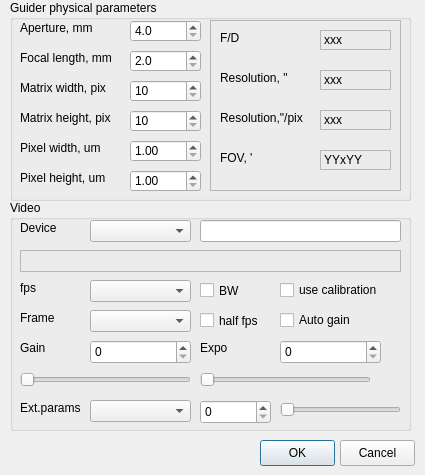
First picture: the form in lin_guider/ui/setup_video.ui, repository rumengb/lin_guider, before the edit.
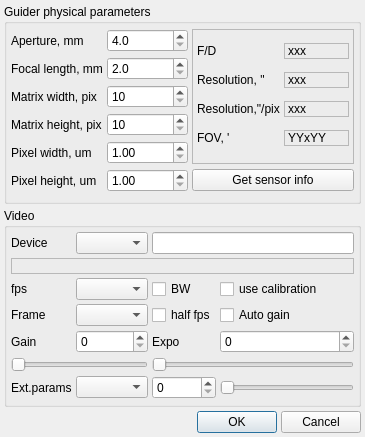
Second picture: the form after the edit.

```diff
--- a/lin_guider/ui/setup_video.ui
+++ b/lin_guider/ui/setup_video.ui
@@ -6,699 +6,498 @@
    <rect>
     <x>0</x>
     <y>0</y>
-    <width>425</width>
-    <height>475</height>
+    <width>365</width>
+    <height>437</height>
    </rect>
   </property>
   <property name="minimumSize">
    <size>
-    <width>425</width>
-    <height>475</height>
+    <width>0</width>
+    <height>0</height>
    </size>
   </property>
   <property name="maximumSize">
    <size>
-    <width>425</width>
-    <height>475</height>
+    <width>16777215</width>
+    <height>16777215</height>
    </size>
   </property>
   <property name="windowTitle">
    <string>setup_video</string>
   </property>
-  <widget class="QGroupBox" name="groupBox_CCD">
-   <property name="geometry">
-    <rect>
-     <x>10</x>
-     <y>0</y>
-     <width>401</width>
-     <height>201</height>
-    </rect>
+  <layout class="QGridLayout" name="gridLayout">
+   <property name="margin">
+    <number>4</number>
    </property>
-   <property name="title">
-    <string>Guider physical parameters</string>
+   <property name="spacing">
+    <number>4</number>
    </property>
-   <property name="alignment">
-    <set>Qt::AlignLeading</set>
-   </property>
-   <widget class="QLabel" name="l_1">
-    <property name="geometry">
-     <rect>
-      <x>10</x>
-      <y>20</y>
-      <width>111</width>
-      <height>16</height>
-     </rect>
-    </property>
-    <property name="text">
-     <string>Aperture, mm</string>
-    </property>
-   </widget>
-   <widget class="QLabel" name="l_2">
-    <property name="geometry">
-     <rect>
-      <x>10</x>
-      <y>50</y>
-      <width>111</width>
-      <height>16</height>
-     </rect>
-    </property>
-    <property name="text">
-     <string>Focal length, mm</string>
-    </property>
-   </widget>
-   <widget class="QSpinBox" name="spinBox_CCD_Width">
-    <property name="geometry">
-     <rect>
-      <x>120</x>
-      <y>80</y>
-      <width>71</width>
-      <height>22</height>
-     </rect>
-    </property>
-    <property name="minimum">
-     <number>10</number>
-    </property>
-    <property name="maximum">
-     <number>2048</number>
-    </property>
-    <property name="singleStep">
-     <number>1</number>
-    </property>
-   </widget>
-   <widget class="QLabel" name="l_3">
-    <property name="geometry">
-     <rect>
-      <x>10</x>
-      <y>80</y>
-      <width>111</width>
-      <height>16</height>
-     </rect>
-    </property>
-    <property name="text">
-     <string>Matrix width, pix</string>
-    </property>
-   </widget>
-   <widget class="QSpinBox" name="spinBox_CCD_Height">
-    <property name="geometry">
-     <rect>
-      <x>120</x>
-      <y>110</y>
-      <width>71</width>
-      <height>22</height>
-     </rect>
-    </property>
-    <property name="minimum">
-     <number>10</number>
-    </property>
-    <property name="maximum">
-     <number>2048</number>
-    </property>
-   </widget>
-   <widget class="QLabel" name="l_4">
-    <property name="geometry">
-     <rect>
-      <x>10</x>
-      <y>110</y>
-      <width>111</width>
-      <height>16</height>
-     </rect>
-    </property>
-    <property name="text">
-     <string>Matrix height, pix</string>
-    </property>
-   </widget>
-   <widget class="QLabel" name="l_5">
-    <property name="geometry">
-     <rect>
-      <x>10</x>
-      <y>140</y>
-      <width>111</width>
-      <height>16</height>
-     </rect>
-    </property>
-    <property name="text">
-     <string>Pixel width, um</string>
-    </property>
-   </widget>
-   <widget class="QLabel" name="l_6">
-    <property name="geometry">
-     <rect>
-      <x>10</x>
-      <y>170</y>
-      <width>111</width>
-      <height>16</height>
-     </rect>
-    </property>
-    <property name="text">
-     <string>Pixel height, um</string>
-    </property>
-   </widget>
-   <widget class="QFrame" name="frame">
-    <property name="geometry">
-     <rect>
-      <x>200</x>
-      <y>20</y>
-      <width>191</width>
-      <height>171</height>
-     </rect>
-    </property>
-    <property name="frameShape">
-     <enum>QFrame::StyledPanel</enum>
-    </property>
-    <property name="frameShadow">
-     <enum>QFrame::Raised</enum>
-    </property>
-    <widget class="QLabel" name="ll_1">
-     <property name="geometry">
-      <rect>
-       <x>10</x>
-       <y>10</y>
-       <width>91</width>
-       <height>16</height>
-      </rect>
-     </property>
+   <item row="2" column="1">
+    <widget class="QPushButton" name="pushButton_OK">
      <property name="text">
-      <string>F/D</string>
+      <string>OK</string>
      </property>
     </widget>
-    <widget class="QLabel" name="ll_2">
-     <property name="geometry">
-      <rect>
-       <x>10</x>
-       <y>50</y>
-       <width>91</width>
-       <height>16</height>
-      </rect>
-     </property>
+   </item>
+   <item row="2" column="2">
+    <widget class="QPushButton" name="pushButton_Cancel">
      <property name="text">
-      <string>Resolution, &quot;</string>
+      <string>Cancel</string>
      </property>
     </widget>
-    <widget class="QLabel" name="ll_3">
-     <property name="geometry">
-      <rect>
-       <x>10</x>
-       <y>90</y>
-       <width>101</width>
-       <height>16</height>
-      </rect>
+   </item>
+   <item row="2" column="0">
+    <spacer name="horizontalSpacer">
+     <property name="orientation">
+      <enum>Qt::Horizontal</enum>
      </property>
-     <property name="text">
-      <string>Resolution,&quot;/pix</string>
-     </property>
-    </widget>
-    <widget class="QLabel" name="ll_4">
-     <property name="geometry">
-      <rect>
-       <x>10</x>
-       <y>130</y>
-       <width>91</width>
-       <height>16</height>
-      </rect>
-     </property>
-     <property name="text">
-      <string>FOV, '</string>
-     </property>
-    </widget>
-    <widget class="QLabel" name="l_FbyD">
-     <property name="geometry">
-      <rect>
-       <x>110</x>
-       <y>10</y>
-       <width>71</width>
+     <property name="sizeHint" stdset="0">
+      <size>
+       <width>40</width>
        <height>20</height>
-      </rect>
+      </size>
      </property>
-     <property name="frameShape">
-      <enum>QFrame::StyledPanel</enum>
+    </spacer>
+   </item>
+   <item row="1" column="0" colspan="3">
+    <widget class="QGroupBox" name="groupBox_Video">
+     <property name="title">
+      <string>Video</string>
      </property>
-     <property name="frameShadow">
-      <enum>QFrame::Sunken</enum>
-     </property>
-     <property name="text">
-      <string>xxx</string>
-     </property>
-     <property name="alignment">
-      <set>Qt::AlignLeading|Qt::AlignLeft|Qt::AlignVCenter</set>
-     </property>
+     <layout class="QGridLayout" name="gridLayout_3">
+      <property name="margin">
+       <number>4</number>
+      </property>
+      <property name="spacing">
+       <number>4</number>
+      </property>
+      <item row="0" column="0">
+       <widget class="QLabel" name="l_9">
+        <property name="text">
+         <string>Device</string>
+        </property>
+       </widget>
+      </item>
+      <item row="0" column="1">
+       <widget class="QComboBox" name="comboBox_DeviceList"/>
+      </item>
+      <item row="0" column="2" colspan="2">
+       <widget class="QLineEdit" name="lineEdit_VideoDevice">
+        <property name="maxLength">
+         <number>63</number>
+        </property>
+       </widget>
+      </item>
+      <item row="1" column="0" colspan="4">
+       <widget class="QLabel" name="label_Information">
+        <property name="sizePolicy">
+         <sizepolicy hsizetype="Preferred" vsizetype="Maximum">
+          <horstretch>0</horstretch>
+          <verstretch>0</verstretch>
+         </sizepolicy>
+        </property>
+        <property name="frameShape">
+         <enum>QFrame::StyledPanel</enum>
+        </property>
+        <property name="frameShadow">
+         <enum>QFrame::Sunken</enum>
+        </property>
+        <property name="openExternalLinks">
+         <bool>true</bool>
+        </property>
+       </widget>
+      </item>
+      <item row="2" column="0">
+       <widget class="QLabel" name="l_7">
+        <property name="text">
+         <string>fps</string>
+        </property>
+       </widget>
+      </item>
+      <item row="2" column="1">
+       <widget class="QComboBox" name="comboBox_FPS"/>
+      </item>
+      <item row="2" column="2">
+       <widget class="QCheckBox" name="checkBox_BW">
+        <property name="text">
+         <string>BW</string>
+        </property>
+       </widget>
+      </item>
+      <item row="2" column="3">
+       <widget class="QCheckBox" name="checkBox_UseCalibration">
+        <property name="text">
+         <string>use calibration</string>
+        </property>
+       </widget>
+      </item>
+      <item row="3" column="0">
+       <widget class="QLabel" name="l_8">
+        <property name="text">
+         <string>Frame</string>
+        </property>
+       </widget>
+      </item>
+      <item row="3" column="1">
+       <widget class="QComboBox" name="comboBox_FrameSize"/>
+      </item>
+      <item row="3" column="2">
+       <widget class="QCheckBox" name="checkBox_HalfOutFPS">
+        <property name="text">
+         <string>half fps</string>
+        </property>
+       </widget>
+      </item>
+      <item row="3" column="3">
+       <widget class="QCheckBox" name="checkBox_AutoGain">
+        <property name="text">
+         <string>Auto gain</string>
+        </property>
+       </widget>
+      </item>
+      <item row="4" column="0">
+       <widget class="QLabel" name="label_Gain">
+        <property name="text">
+         <string>Gain</string>
+        </property>
+       </widget>
+      </item>
+      <item row="4" column="1">
+       <widget class="QSpinBox" name="spinBox_Gain"/>
+      </item>
+      <item row="4" column="2">
+       <widget class="QLabel" name="label_Expo">
+        <property name="text">
+         <string>Expo</string>
+        </property>
+       </widget>
+      </item>
+      <item row="4" column="3">
+       <widget class="QSpinBox" name="spinBox_Expo"/>
+      </item>
+      <item row="5" column="0" colspan="2">
+       <widget class="QSlider" name="horizontalSlider_Gain">
+        <property name="orientation">
+         <enum>Qt::Horizontal</enum>
+        </property>
+       </widget>
+      </item>
+      <item row="5" column="2" colspan="2">
+       <widget class="QSlider" name="horizontalSlider_Expo">
+        <property name="orientation">
+         <enum>Qt::Horizontal</enum>
+        </property>
+       </widget>
+      </item>
+      <item row="6" column="0">
+       <widget class="QLabel" name="label_ExtParams">
+        <property name="text">
+         <string>Ext.params</string>
+        </property>
+       </widget>
+      </item>
+      <item row="6" column="1">
+       <widget class="QComboBox" name="comboBox_ExtParamList"/>
+      </item>
+      <item row="6" column="2">
+       <widget class="QSpinBox" name="spinBox_ExtValue"/>
+      </item>
+      <item row="6" column="3">
+       <widget class="QSlider" name="horizontalSlider_ExtValue">
+        <property name="orientation">
+         <enum>Qt::Horizontal</enum>
+        </property>
+       </widget>
+      </item>
+     </layout>
     </widget>
-    <widget class="QLabel" name="l_FOV">
-     <property name="geometry">
-      <rect>
-       <x>110</x>
-       <y>130</y>
-       <width>71</width>
-       <height>20</height>
-      </rect>
+   </item>
+   <item row="0" column="0" colspan="3">
+    <widget class="QGroupBox" name="groupBox_CCD">
+     <property name="title">
+      <string>Guider physical parameters</string>
      </property>
-     <property name="frameShape">
-      <enum>QFrame::StyledPanel</enum>
-     </property>
-     <property name="frameShadow">
-      <enum>QFrame::Sunken</enum>
-     </property>
-     <property name="text">
-      <string>YYxYY</string>
-     </property>
      <property name="alignment">
-      <set>Qt::AlignLeading|Qt::AlignLeft|Qt::AlignVCenter</set>
+      <set>Qt::AlignLeading</set>
      </property>
+     <layout class="QGridLayout" name="gridLayout_2">
+      <property name="margin">
+       <number>4</number>
+      </property>
+      <property name="spacing">
+       <number>4</number>
+      </property>
+      <item row="1" column="1">
+       <widget class="QDoubleSpinBox" name="spinBox_Focal">
+        <property name="decimals">
+         <number>1</number>
+        </property>
+        <property name="minimum">
+         <double>2.000000000000000</double>
+        </property>
+        <property name="maximum">
+         <double>100000.000000000000000</double>
+        </property>
+       </widget>
+      </item>
+      <item row="2" column="0">
+       <widget class="QLabel" name="l_3">
+        <property name="text">
+         <string>Matrix width, pix</string>
+        </property>
+       </widget>
+      </item>
+      <item row="2" column="1">
+       <widget class="QSpinBox" name="spinBox_CCD_Width">
+        <property name="minimum">
+         <number>10</number>
+        </property>
+        <property name="maximum">
+         <number>2048</number>
+        </property>
+        <property name="singleStep">
+         <number>1</number>
+        </property>
+       </widget>
+      </item>
+      <item row="3" column="0">
+       <widget class="QLabel" name="l_4">
+        <property name="text">
+         <string>Matrix height, pix</string>
+        </property>
+       </widget>
+      </item>
+      <item row="3" column="1">
+       <widget class="QSpinBox" name="spinBox_CCD_Height">
+        <property name="minimum">
+         <number>10</number>
+        </property>
+        <property name="maximum">
+         <number>2048</number>
+        </property>
+       </widget>
+      </item>
+      <item row="4" column="0">
+       <widget class="QLabel" name="l_5">
+        <property name="text">
+         <string>Pixel width, um</string>
+        </property>
+       </widget>
+      </item>
+      <item row="5" column="1">
+       <widget class="QDoubleSpinBox" name="spinBox_PixelHeight">
+        <property name="decimals">
+         <number>2</number>
+        </property>
+        <property name="minimum">
+         <double>1.000000000000000</double>
+        </property>
+        <property name="singleStep">
+         <double>0.050000000000000</double>
+        </property>
+       </widget>
+      </item>
+      <item row="4" column="1">
+       <widget class="QDoubleSpinBox" name="spinBox_PixelWidth">
+        <property name="decimals">
+         <number>2</number>
+        </property>
+        <property name="minimum">
+         <double>1.000000000000000</double>
+        </property>
+        <property name="maximum">
+         <double>100.000000000000000</double>
+        </property>
+        <property name="singleStep">
+         <double>0.050000000000000</double>
+        </property>
+       </widget>
+      </item>
+      <item row="0" column="0">
+       <widget class="QLabel" name="l_1">
+        <property name="text">
+         <string>Aperture, mm</string>
+        </property>
+       </widget>
+      </item>
+      <item row="0" column="1">
+       <widget class="QDoubleSpinBox" name="spinBox_Aperture">
+        <property name="decimals">
+         <number>1</number>
+        </property>
+        <property name="minimum">
+         <double>4.000000000000000</double>
+        </property>
+        <property name="maximum">
+         <double>10000.000000000000000</double>
+        </property>
+       </widget>
+      </item>
+      <item row="1" column="0">
+       <widget class="QLabel" name="l_2">
+        <property name="text">
+         <string>Focal length, mm</string>
+        </property>
+       </widget>
+      </item>
+      <item row="5" column="0">
+       <widget class="QLabel" name="l_6">
+        <property name="text">
+         <string>Pixel height, um</string>
+        </property>
+       </widget>
+      </item>
+      <item row="0" column="2" rowspan="5" colspan="2">
+       <widget class="QFrame" name="frame">
+        <property name="sizePolicy">
+         <sizepolicy hsizetype="Expanding" vsizetype="Preferred">
+          <horstretch>0</horstretch>
+          <verstretch>0</verstretch>
+         </sizepolicy>
+        </property>
+        <property name="frameShape">
+         <enum>QFrame::StyledPanel</enum>
+        </property>
+        <property name="frameShadow">
+         <enum>QFrame::Raised</enum>
+        </property>
+        <layout class="QGridLayout" name="gridLayout_4">
+         <property name="margin">
+          <number>4</number>
+         </property>
+         <property name="spacing">
+          <number>4</number>
+         </property>
+         <item row="0" column="0">
+          <widget class="QLabel" name="ll_1">
+           <property name="text">
+            <string>F/D</string>
+           </property>
+          </widget>
+         </item>
+         <item row="0" column="1">
+          <widget class="QLabel" name="l_FbyD">
+           <property name="sizePolicy">
+            <sizepolicy hsizetype="Preferred" vsizetype="Maximum">
+             <horstretch>0</horstretch>
+             <verstretch>0</verstretch>
+            </sizepolicy>
+           </property>
+           <property name="frameShape">
+            <enum>QFrame::StyledPanel</enum>
+           </property>
+           <property name="frameShadow">
+            <enum>QFrame::Sunken</enum>
+           </property>
+           <property name="text">
+            <string>xxx</string>
+           </property>
+           <property name="alignment">
+            <set>Qt::AlignLeading|Qt::AlignLeft|Qt::AlignVCenter</set>
+           </property>
+          </widget>
+         </item>
+         <item row="1" column="0">
+          <widget class="QLabel" name="ll_2">
+           <property name="text">
+            <string>Resolution, &quot;</string>
+           </property>
+          </widget>
+         </item>
+         <item row="1" column="1">
+          <widget class="QLabel" name="l_Resolution">
+           <property name="sizePolicy">
+            <sizepolicy hsizetype="Preferred" vsizetype="Maximum">
+             <horstretch>0</horstretch>
+             <verstretch>0</verstretch>
+            </sizepolicy>
+           </property>
+           <property name="frameShape">
+            <enum>QFrame::StyledPanel</enum>
+           </property>
+           <property name="frameShadow">
+            <enum>QFrame::Sunken</enum>
+           </property>
+           <property name="text">
+            <string>xxx</string>
+           </property>
+           <property name="alignment">
+            <set>Qt::AlignLeading|Qt::AlignLeft|Qt::AlignVCenter</set>
+           </property>
+          </widget>
+         </item>
+         <item row="2" column="0">
+          <widget class="QLabel" name="ll_3">
+           <property name="text">
+            <string>Resolution,&quot;/pix</string>
+           </property>
+          </widget>
+         </item>
+         <item row="2" column="1">
+          <widget class="QLabel" name="l_PixResolution">
+           <property name="sizePolicy">
+            <sizepolicy hsizetype="Preferred" vsizetype="Maximum">
+             <horstretch>0</horstretch>
+             <verstretch>0</verstretch>
+            </sizepolicy>
+           </property>
+           <property name="frameShape">
+            <enum>QFrame::StyledPanel</enum>
+           </property>
+           <property name="frameShadow">
+            <enum>QFrame::Sunken</enum>
+           </property>
+           <property name="text">
+            <string>xxx</string>
+           </property>
+           <property name="alignment">
+            <set>Qt::AlignLeading|Qt::AlignLeft|Qt::AlignVCenter</set>
+           </property>
+          </widget>
+         </item>
+         <item row="3" column="0">
+          <widget class="QLabel" name="ll_4">
+           <property name="text">
+            <string>FOV, '</string>
+           </property>
+          </widget>
+         </item>
+         <item row="3" column="1">
+          <widget class="QLabel" name="l_FOV">
+           <property name="sizePolicy">
+            <sizepolicy hsizetype="Preferred" vsizetype="Maximum">
+             <horstretch>0</horstretch>
+             <verstretch>0</verstretch>
+            </sizepolicy>
+           </property>
+           <property name="frameShape">
+            <enum>QFrame::StyledPanel</enum>
+           </property>
+           <property name="frameShadow">
+            <enum>QFrame::Sunken</enum>
+           </property>
+           <property name="text">
+            <string>YYxYY</string>
+           </property>
+           <property name="alignment">
+            <set>Qt::AlignLeading|Qt::AlignLeft|Qt::AlignVCenter</set>
+           </property>
+          </widget>
+         </item>
+        </layout>
+       </widget>
+      </item>
+      <item row="5" column="2" colspan="2">
+       <widget class="QPushButton" name="pushButton_GetSensorInfo">
+        <property name="text">
+         <string>Get sensor info</string>
+        </property>
+       </widget>
+      </item>
+     </layout>
     </widget>
-    <widget class="QLabel" name="l_Resolution">
-     <property name="geometry">
-      <rect>
-       <x>110</x>
-       <y>50</y>
-       <width>71</width>
-       <height>20</height>
-      </rect>
-     </property>
-     <property name="frameShape">
-      <enum>QFrame::StyledPanel</enum>
-     </property>
-     <property name="frameShadow">
-      <enum>QFrame::Sunken</enum>
-     </property>
-     <property name="text">
-      <string>xxx</string>
-     </property>
-     <property name="alignment">
-      <set>Qt::AlignLeading|Qt::AlignLeft|Qt::AlignVCenter</set>
-     </property>
-    </widget>
-    <widget class="QLabel" name="l_PixResolution">
-     <property name="geometry">
-      <rect>
-       <x>110</x>
-       <y>90</y>
-       <width>71</width>
-       <height>20</height>
-      </rect>
-     </property>
-     <property name="frameShape">
-      <enum>QFrame::StyledPanel</enum>
-     </property>
-     <property name="frameShadow">
-      <enum>QFrame::Sunken</enum>
-     </property>
-     <property name="text">
-      <string>xxx</string>
-     </property>
-     <property name="alignment">
-      <set>Qt::AlignLeading|Qt::AlignLeft|Qt::AlignVCenter</set>
-     </property>
-    </widget>
-   </widget>
-   <widget class="QDoubleSpinBox" name="spinBox_Aperture">
-    <property name="geometry">
-     <rect>
-      <x>120</x>
-      <y>20</y>
-      <width>71</width>
-      <height>22</height>
-     </rect>
-    </property>
-    <property name="decimals">
-     <number>1</number>
-    </property>
-    <property name="minimum">
-     <double>4.000000000000000</double>
-    </property>
-    <property name="maximum">
-     <double>10000.000000000000000</double>
-    </property>
-   </widget>
-   <widget class="QDoubleSpinBox" name="spinBox_Focal">
-    <property name="geometry">
-     <rect>
-      <x>120</x>
-      <y>50</y>
-      <width>71</width>
-      <height>22</height>
-     </rect>
-    </property>
-    <property name="decimals">
-     <number>1</number>
-    </property>
-    <property name="minimum">
-     <double>2.000000000000000</double>
-    </property>
-    <property name="maximum">
-     <double>100000.000000000000000</double>
-    </property>
-   </widget>
-   <widget class="QDoubleSpinBox" name="spinBox_PixelWidth">
-    <property name="geometry">
-     <rect>
-      <x>120</x>
-      <y>140</y>
-      <width>71</width>
-      <height>22</height>
-     </rect>
-    </property>
-    <property name="decimals">
-     <number>2</number>
-    </property>
-    <property name="minimum">
-     <double>1.000000000000000</double>
-    </property>
-    <property name="maximum">
-     <double>100.000000000000000</double>
-    </property>
-    <property name="singleStep">
-     <double>0.050000000000000</double>
-    </property>
-   </widget>
-   <widget class="QDoubleSpinBox" name="spinBox_PixelHeight">
-    <property name="geometry">
-     <rect>
-      <x>120</x>
-      <y>170</y>
-      <width>71</width>
-      <height>22</height>
-     </rect>
-    </property>
-    <property name="decimals">
-     <number>2</number>
-    </property>
-    <property name="minimum">
-     <double>1.000000000000000</double>
-    </property>
-    <property name="singleStep">
-     <double>0.050000000000000</double>
-    </property>
-   </widget>
-  </widget>
-  <widget class="QGroupBox" name="groupBox_Video">
-   <property name="geometry">
-    <rect>
-     <x>10</x>
-     <y>200</y>
-     <width>401</width>
-     <height>231</height>
-    </rect>
-   </property>
-   <property name="title">
-    <string>Video</string>
-   </property>
-   <widget class="QComboBox" name="comboBox_FPS">
-    <property name="geometry">
-     <rect>
-      <x>80</x>
-      <y>80</y>
-      <width>101</width>
-      <height>22</height>
-     </rect>
-    </property>
-   </widget>
-   <widget class="QLabel" name="l_7">
-    <property name="geometry">
-     <rect>
-      <x>10</x>
-      <y>80</y>
-      <width>61</width>
-      <height>16</height>
-     </rect>
-    </property>
-    <property name="text">
-     <string>fps</string>
-    </property>
-   </widget>
-   <widget class="QComboBox" name="comboBox_FrameSize">
-    <property name="geometry">
-     <rect>
-      <x>80</x>
-      <y>110</y>
-      <width>101</width>
-      <height>22</height>
-     </rect>
-    </property>
-   </widget>
-   <widget class="QLabel" name="l_8">
-    <property name="geometry">
-     <rect>
-      <x>10</x>
-      <y>110</y>
-      <width>61</width>
-      <height>16</height>
-     </rect>
-    </property>
-    <property name="text">
-     <string>Frame</string>
-    </property>
-   </widget>
-   <widget class="QCheckBox" name="checkBox_BW">
-    <property name="geometry">
-     <rect>
-      <x>190</x>
-      <y>80</y>
-      <width>71</width>
-      <height>21</height>
-     </rect>
-    </property>
-    <property name="text">
-     <string>BW</string>
-    </property>
-   </widget>
-   <widget class="QCheckBox" name="checkBox_HalfOutFPS">
-    <property name="geometry">
-     <rect>
-      <x>190</x>
-      <y>110</y>
-      <width>91</width>
-      <height>21</height>
-     </rect>
-    </property>
-    <property name="text">
-     <string>half fps</string>
-    </property>
-   </widget>
-   <widget class="QLabel" name="l_9">
-    <property name="geometry">
-     <rect>
-      <x>10</x>
-      <y>20</y>
-      <width>61</width>
-      <height>16</height>
-     </rect>
-    </property>
-    <property name="text">
-     <string>Device</string>
-    </property>
-   </widget>
-   <widget class="QLineEdit" name="lineEdit_VideoDevice">
-    <property name="geometry">
-     <rect>
-      <x>190</x>
-      <y>20</y>
-      <width>201</width>
-      <height>22</height>
-     </rect>
-    </property>
-    <property name="maxLength">
-     <number>63</number>
-    </property>
-   </widget>
-   <widget class="QCheckBox" name="checkBox_AutoGain">
-    <property name="geometry">
-     <rect>
-      <x>270</x>
-      <y>110</y>
-      <width>121</width>
-      <height>20</height>
-     </rect>
-    </property>
-    <property name="text">
-     <string>Auto gain</string>
-    </property>
-   </widget>
-   <widget class="QSlider" name="horizontalSlider_Gain">
-    <property name="geometry">
-     <rect>
-      <x>10</x>
-      <y>170</y>
-      <width>171</width>
-      <height>20</height>
-     </rect>
-    </property>
-    <property name="orientation">
-     <enum>Qt::Horizontal</enum>
-    </property>
-   </widget>
-   <widget class="QLabel" name="label_Gain">
-    <property name="geometry">
-     <rect>
-      <x>10</x>
-      <y>140</y>
-      <width>51</width>
-      <height>16</height>
-     </rect>
-    </property>
-    <property name="text">
-     <string>Gain</string>
-    </property>
-   </widget>
-   <widget class="QSpinBox" name="spinBox_Gain">
-    <property name="geometry">
-     <rect>
-      <x>80</x>
-      <y>140</y>
-      <width>101</width>
-      <height>24</height>
-     </rect>
-    </property>
-   </widget>
-   <widget class="QLabel" name="label_Expo">
-    <property name="geometry">
-     <rect>
-      <x>190</x>
-      <y>140</y>
-      <width>51</width>
-      <height>16</height>
-     </rect>
-    </property>
-    <property name="text">
-     <string>Expo</string>
-    </property>
-   </widget>
-   <widget class="QSpinBox" name="spinBox_Expo">
-    <property name="geometry">
-     <rect>
-      <x>270</x>
-      <y>140</y>
-      <width>101</width>
-      <height>24</height>
-     </rect>
-    </property>
-   </widget>
-   <widget class="QSlider" name="horizontalSlider_Expo">
-    <property name="geometry">
-     <rect>
-      <x>190</x>
-      <y>170</y>
-      <width>171</width>
-      <height>20</height>
-     </rect>
-    </property>
-    <property name="orientation">
-     <enum>Qt::Horizontal</enum>
-    </property>
-   </widget>
-   <widget class="QCheckBox" name="checkBox_UseCalibration">
-    <property name="geometry">
-     <rect>
-      <x>270</x>
-      <y>80</y>
-      <width>121</width>
-      <height>20</height>
-     </rect>
-    </property>
-    <property name="text">
-     <string>use calibration</string>
-    </property>
-   </widget>
-   <widget class="QComboBox" name="comboBox_DeviceList">
-    <property name="geometry">
-     <rect>
-      <x>80</x>
-      <y>20</y>
-      <width>101</width>
-      <height>22</height>
-     </rect>
-    </property>
-   </widget>
-   <widget class="QSlider" name="horizontalSlider_ExtValue">
-    <property name="geometry">
-     <rect>
-      <x>270</x>
-      <y>200</y>
-      <width>121</width>
-      <height>20</height>
-     </rect>
-    </property>
-    <property name="orientation">
-     <enum>Qt::Horizontal</enum>
-    </property>
-   </widget>
-   <widget class="QSpinBox" name="spinBox_ExtValue">
-    <property name="geometry">
-     <rect>
-      <x>190</x>
-      <y>200</y>
-      <width>71</width>
-      <height>24</height>
-     </rect>
-    </property>
-   </widget>
-   <widget class="QLabel" name="label_ExtParams">
-    <property name="geometry">
-     <rect>
-      <x>10</x>
-      <y>200</y>
-      <width>61</width>
-      <height>16</height>
-     </rect>
-    </property>
-    <property name="text">
-     <string>Ext.params</string>
-    </property>
-   </widget>
-   <widget class="QComboBox" name="comboBox_ExtParamList">
-    <property name="geometry">
-     <rect>
-      <x>80</x>
-      <y>200</y>
-      <width>101</width>
-      <height>22</height>
-     </rect>
-    </property>
-   </widget>
-   <widget class="QLabel" name="label_Information">
-    <property name="geometry">
-     <rect>
-      <x>10</x>
-      <y>50</y>
-      <width>381</width>
-      <height>22</height>
-     </rect>
-    </property>
-    <property name="frameShape">
-     <enum>QFrame::StyledPanel</enum>
-    </property>
-    <property name="frameShadow">
-     <enum>QFrame::Sunken</enum>
-    </property>
-    <property name="openExternalLinks">
-     <bool>true</bool>
-    </property>
-   </widget>
-  </widget>
-  <widget class="QPushButton" name="pushButton_OK">
-   <property name="geometry">
-    <rect>
-     <x>260</x>
-     <y>440</y>
-     <width>75</width>
-     <height>26</height>
-    </rect>
-   </property>
-   <property name="text">
-    <string>OK</string>
-   </property>
-  </widget>
-  <widget class="QPushButton" name="pushButton_Cancel">
-   <property name="geometry">
-    <rect>
-     <x>340</x>
-     <y>440</y>
-     <width>75</width>
-     <height>26</height>
-    </rect>
-   </property>
-   <property name="text">
-    <string>Cancel</string>
-   </property>
-  </widget>
+   </item>
+  </layout>
  </widget>
  <layoutdefault spacing="6" margin="11"/>
  <tabstops>
```
Left out of the diff: 5 changed lines with no effect on the pictures.
